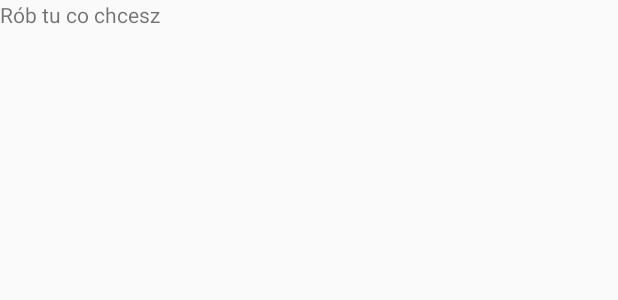
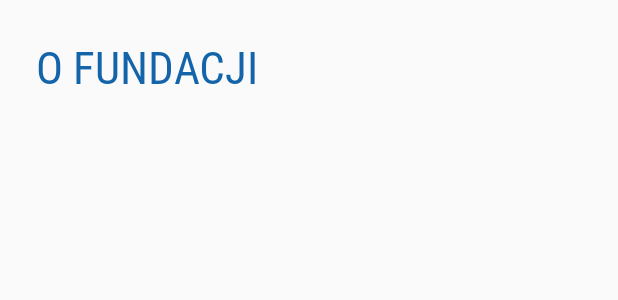
Before and after one commit to frajdad/FDNTApp, an Android app: the layout o_fundacji_fragment.xml on its own in the app's theme, with its tools: preview values and no code run, on a phone screen of 412 x 824 dp. Shown: the top 300 px of the screen. Run offline under Robolectric (Android 15) with nearby library versions, the phone set to English and light mode, and no system bars; Roboto replaces fonts that are not available here.

Commit message:
Tytuł na pasku to zawsze FDNT. Rozpoczęcie budowy zakłądek Dla Darczyńcy i O Fundacji. Dodanie czcionki roboto condensed regular

```diff
--- a/app/src/main/res/layout/o_fundacji_fragment.xml
+++ b/app/src/main/res/layout/o_fundacji_fragment.xml
@@ -1,13 +1,22 @@
 <?xml version="1.0" encoding="utf-8"?>
-<FrameLayout xmlns:android="http://schemas.android.com/apk/res/android"
+<androidx.constraintlayout.widget.ConstraintLayout xmlns:android="http://schemas.android.com/apk/res/android"
+    xmlns:app="http://schemas.android.com/apk/res-auto"
     xmlns:tools="http://schemas.android.com/tools"
+    android:id="@+id/oFundacji"
     android:layout_width="match_parent"
     android:layout_height="match_parent"
     tools:context=".ui.main.OFundacji">
 
     <TextView
-        android:layout_width="match_parent"
-        android:layout_height="match_parent"
-        android:text="Rób tu co chcesz" />
-
-</FrameLayout>
+        android:id="@+id/header_o_fundacji"
+        android:layout_width="179dp"
+        android:layout_height="42dp"
+        android:layout_marginStart="24dp"
+        android:layout_marginTop="24dp"
+        android:text="@string/header_o_fundacji"
+        android:textColor="#1464AA"
+        android:textSize="30sp"
+        android:fontFamily="@font/roboto_condensed_regular"
+        app:layout_constraintStart_toStartOf="parent"
+        app:layout_constraintTop_toTopOf="parent" />
+</androidx.constraintlayout.widget.ConstraintLayout>
--- a/app/src/main/res/values/colors.xml
+++ b/app/src/main/res/values/colors.xml
@@ -4,4 +4,5 @@
     <color name="colorPrimaryDark">#B19102</color>
     <color name="colorAccent">#135A9C</color>
     <color name="colorHighlited">#222222</color>
+    <color name="colorTitle">#1464AA</color>
 </resources>
--- a/app/src/main/res/values/strings.xml
+++ b/app/src/main/res/values/strings.xml
@@ -28,7 +28,8 @@
 
     <!-- TODO: Remove or change this placeholder text -->
     <string name="hello_blank_fragment">Hello blank fragment</string>
-    <string name="headre_o_fundacji">O Fundacji</string>
+    <string name="header_o_fundacji">O FUNDACJI</string>
+    <string name="header_dla_darczyncy">DLA DARCZYŃCY</string>
     <string name="title_activity_ustawienia_ax">Ustawienia</string>
 
     <!-- Preference Titles -->
```
Also changed, not shown: app/src/main/java/fdnt/app/android/MainFrame.java (+1 -6 lines), app/src/main/res/layout/dla_darczyncy_fragment.xml (+12 -3 lines), app/src/main/res/font/roboto_condensed_regular.ttf (added), 2 other files.
